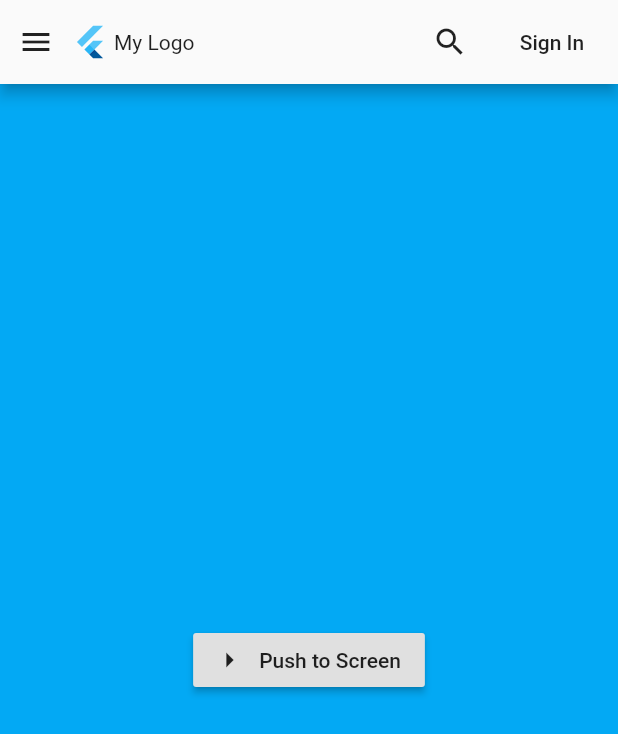
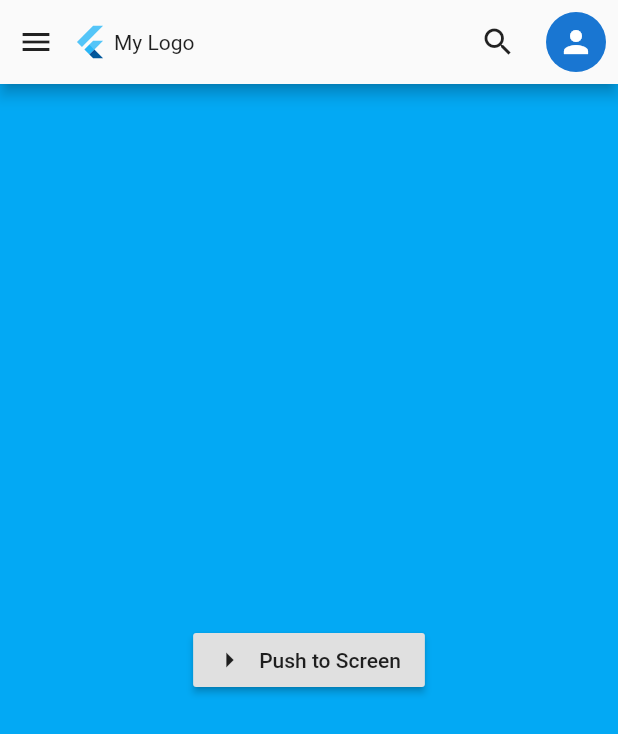
Before and after one commit to rodydavis/mobile_sidebar, a Flutter app: the screen it shows after launch, after a tap on "Sign In", on a phone screen of 412 x 824 dp. Shown: the top 734 px of the screen. Run offline on Flutter 3.47's test engine with Material 2 defaults, Android fonts, the phone set to English and light mode, and no system bars; statements that could not run were skipped.

Commit message:
updating screenshots

```diff
--- a/example/lib/main.dart
+++ b/example/lib/main.dart
@@ -4,25 +4,7 @@ import 'package:flutter/widgets.dart';
 
 import 'package:mobile_sidebar/mobile_sidebar.dart';
 
-void main() {
-  // _setTargetPlatformForDesktop();
-  runApp(MyApp());
-}
-
-// /// If the current platform is desktop, override the default platform to
-// /// a supported platform (iOS for macOS, Android for Linux and Windows).
-// /// Otherwise, do nothing.
-// void _setTargetPlatformForDesktop() {
-//   TargetPlatform targetPlatform;
-//   if (Platform.isMacOS) {
-//     targetPlatform = TargetPlatform.iOS;
-//   } else if (Platform.isLinux || Platform.isWindows) {
-//     targetPlatform = TargetPlatform.android;
-//   }
-//   if (targetPlatform != null) {
-//     debugDefaultTargetPlatformOverride = targetPlatform;
-//   }
-// }
+void main() => runApp(MyApp());
 
 class MyApp extends StatelessWidget {
   @override
@@ -43,9 +25,9 @@ class HomeScreen extends StatefulWidget {
 class _HomeScreenState extends State<HomeScreen> {
   int index = 0;
   bool searching = false;
+  bool _loggedIn = false;
   @override
   Widget build(BuildContext context) {
-    bool _loggedIn = false;
     return Scaffold(
       body: MobileSidebar(
         currentIndex: index,
@@ -70,13 +52,29 @@ class _HomeScreenState extends State<HomeScreen> {
         },
         accountBuilder: (context) {
           if (_loggedIn) {
-            return CircleAvatar(
-              child: Icon(Icons.person),
+            return Padding(
+              padding: const EdgeInsets.all(8.0),
+              child: InkWell(
+                onTap: () {
+                  if (mounted)
+                    setState(() {
+                      _loggedIn = false;
+                    });
+                },
+                child: CircleAvatar(
+                  child: Icon(Icons.person),
+                ),
+              ),
             );
           }
           return FlatButton(
             child: Text("Sign In"),
-            onPressed: () {},
+            onPressed: () {
+              if (mounted)
+                setState(() {
+                  _loggedIn = true;
+                });
+            },
           );
         },
         showSearchButton: true,
@@ -138,19 +136,6 @@ class _HomeScreenState extends State<HomeScreen> {
             ),
           ),
         ],
-        // floatingActionButtonLocation: FloatingActionButtonLocation.centerFloat,
-        // floatingActionButton: FloatingActionButton.extended(
-        //   backgroundColor: Colors.redAccent,
-        //   heroTag: 'toggle_grid',
-        //   label: Text('${_bottomNav ? 'Hide' : 'Show'} Bottom Bar'),
-        //   icon: Icon(Icons.border_bottom),
-        //   onPressed: () {
-        //     if (mounted)
-        //       setState(() {
-        //         _bottomNav = !_bottomNav;
-        //       });
-        //   },
-        // ),
       ),
     );
   }
```
Also changed, not shown: 10 other files.
